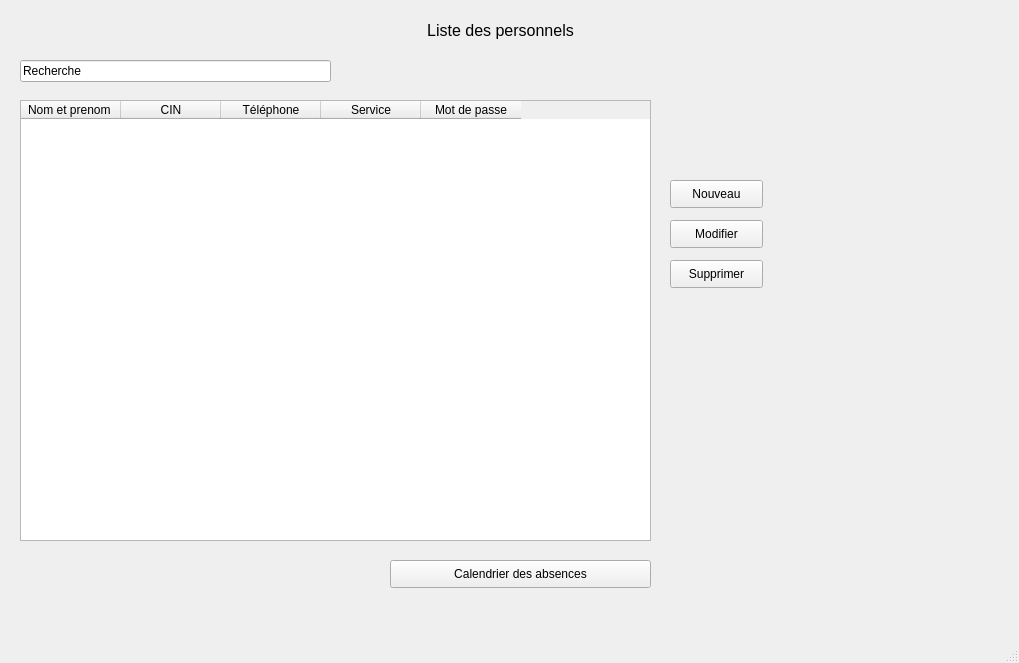
Old version of the form mainwindow.ui in the repository soumaya-nheri/Smart-Restaurant-2A27.
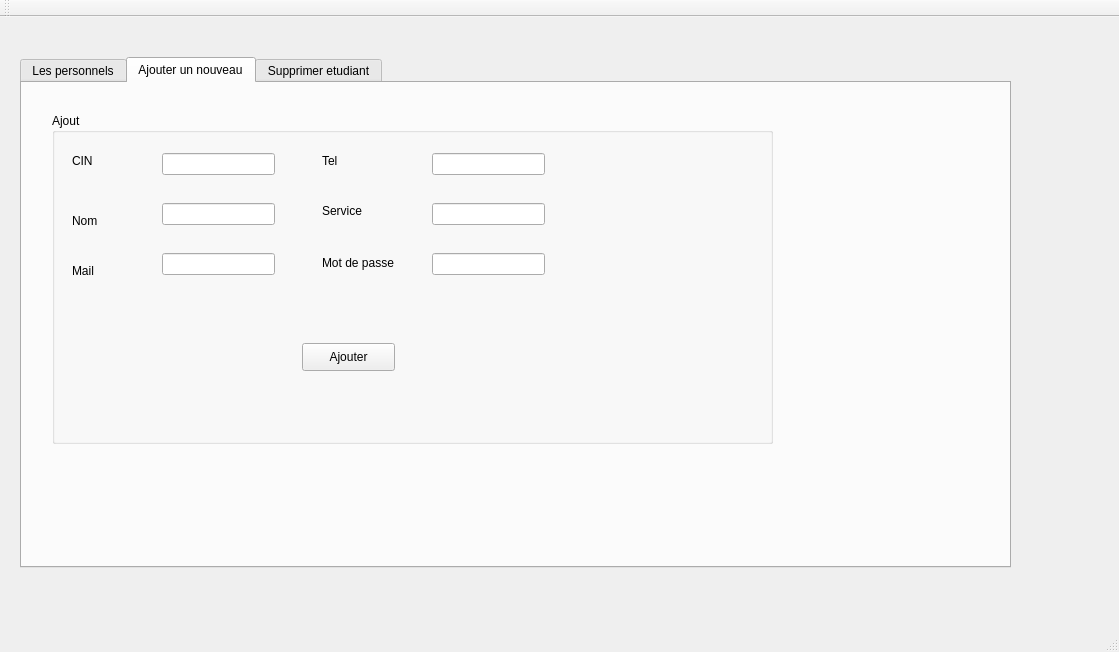
New version of the form. The open tabs and pages were chosen to show the change.

Diff of the .ui file:
```diff
--- a/mainwindow.ui
+++ b/mainwindow.ui
@@ -6,67 +6,58 @@
    <rect>
     <x>0</x>
     <y>0</y>
-    <width>1019</width>
-    <height>663</height>
+    <width>1119</width>
+    <height>652</height>
    </rect>
   </property>
   <property name="windowTitle">
    <string>MainWindow</string>
   </property>
-  <widget class="QWidget" name="centralwidget">
-   <widget class="QTableWidget" name="tableWidget">
+  <widget class="QWidget" name="centralWidget">
+   <widget class="QTabWidget" name="tabWidget">
     <property name="geometry">
      <rect>
       <x>20</x>
-      <y>100</y>
-      <width>631</width>
-      <height>441</height>
+      <y>40</y>
+      <width>991</width>
+      <height>511</height>
      </rect>
     </property>
-    <column>
-     <property name="text">
-      <string>Nom et prenom </string>
-     </property>
-    </column>
-    <column>
-     <property name="text">
-      <string>CIN</string>
-     </property>
-    </column>
-    <column>
-     <property name="text">
-      <string>Téléphone</string>
-     </property>
-    </column>
-    <column>
+    <property name="currentIndex">
+     <number>0</number>
+    </property>
+    <widget class="QWidget" name="tab">
+     <attribute name="title">
+      <string>Les personnels</string>
+     </attribute>
+     <widget class="QTableView" name="tab_etudiant">
+      <property name="geometry">
+       <rect>
+        <x>20</x>
+        <y>80</y>
+        <width>791</width>
+        <height>371</height>
+       </rect>
+      </property>
+     </widget>
+     <widget class="QLineEdit" name="lineEdit">
+      <property name="geometry">
+       <rect>
+        <x>20</x>
+        <y>40</y>
+        <width>441</width>
+        <height>22</height>
+       </rect>
+      </property>
      <property name="text">
-      <string>Service</string>
-     </property>
-    </column>
-    <column>
-     <property name="text">
-      <string>Mot de passe</string>
-     </property>
-    </column>
+       <string>Recherche</string>
+      </property>
    </widget>
    <widget class="QPushButton" name="pushButton">
     <property name="geometry">
      <rect>
-      <x>670</x>
-      <y>180</y>
-      <width>93</width>
-      <height>28</height>
-     </rect>
-    </property>
-    <property name="text">
-     <string>Nouveau</string>
-    </property>
-   </widget>
-   <widget class="QPushButton" name="pushButton_2">
-    <property name="geometry">
-     <rect>
-      <x>670</x>
-      <y>220</y>
+        <x>840</x>
+        <y>200</y>
       <width>93</width>
       <height>28</height>
      </rect>
@@ -75,10 +66,10 @@
      <string>Modifier</string>
     </property>
    </widget>
-   <widget class="QPushButton" name="pushButton_3">
+     <widget class="QPushButton" name="pushButton_2">
     <property name="geometry">
      <rect>
-      <x>670</x>
+        <x>840</x>
       <y>260</y>
       <width>93</width>
       <height>28</height>
@@ -88,50 +79,220 @@
      <string>Supprimer</string>
     </property>
    </widget>
-   <widget class="QLineEdit" name="lineEdit">
+    </widget>
+    <widget class="QWidget" name="tab_2">
+     <attribute name="title">
+      <string>Ajouter un nouveau</string>
+     </attribute>
+     <widget class="QGroupBox" name="groupBox_2">
     <property name="geometry">
      <rect>
+        <x>30</x>
+        <y>30</y>
+        <width>721</width>
+        <height>331</height>
+       </rect>
+      </property>
+      <property name="title">
+       <string>Ajout</string>
+      </property>
+      <widget class="QLabel" name="label_5">
+       <property name="geometry">
+        <rect>
       <x>20</x>
-      <y>60</y>
-      <width>311</width>
-      <height>22</height>
+         <y>40</y>
+         <width>51</width>
+         <height>16</height>
      </rect>
     </property>
     <property name="text">
-     <string>Recherche</string>
-    </property>
-   </widget>
-   <widget class="QPushButton" name="pushButton_4">
+        <string>CIN</string>
+       </property>
+      </widget>
+      <widget class="QLabel" name="label_6">
     <property name="geometry">
      <rect>
-      <x>390</x>
-      <y>560</y>
-      <width>261</width>
+         <x>20</x>
+         <y>100</y>
+         <width>55</width>
+         <height>16</height>
+        </rect>
+       </property>
+       <property name="text">
+        <string>Nom</string>
+       </property>
+      </widget>
+      <widget class="QLabel" name="label_7">
+       <property name="geometry">
+        <rect>
+         <x>20</x>
+         <y>150</y>
+         <width>55</width>
+         <height>16</height>
+        </rect>
+       </property>
+       <property name="text">
+        <string>Mail</string>
+       </property>
+      </widget>
+      <widget class="QLineEdit" name="le_id">
+       <property name="geometry">
+        <rect>
+         <x>110</x>
+         <y>40</y>
+         <width>113</width>
+         <height>22</height>
+        </rect>
+       </property>
+      </widget>
+      <widget class="QLineEdit" name="le_nom">
+       <property name="geometry">
+        <rect>
+         <x>110</x>
+         <y>90</y>
+         <width>113</width>
+         <height>22</height>
+        </rect>
+       </property>
+      </widget>
+      <widget class="QLineEdit" name="le_prenom">
+       <property name="geometry">
+        <rect>
+         <x>110</x>
+         <y>140</y>
+         <width>113</width>
+         <height>22</height>
+        </rect>
+       </property>
+      </widget>
+      <widget class="QPushButton" name="pb_ajouter">
+       <property name="geometry">
+        <rect>
+         <x>250</x>
+         <y>230</y>
+         <width>93</width>
       <height>28</height>
      </rect>
     </property>
     <property name="text">
-     <string>Calendrier des absences</string>
+        <string>Ajouter</string>
     </property>
    </widget>
    <widget class="QLabel" name="label">
     <property name="geometry">
      <rect>
-      <x>350</x>
-      <y>10</y>
-      <width>301</width>
-      <height>41</height>
+         <x>270</x>
+         <y>90</y>
+         <width>55</width>
+         <height>16</height>
      </rect>
     </property>
     <property name="text">
-     <string>&lt;html&gt;&lt;head/&gt;&lt;body&gt;&lt;p&gt;&lt;span style=&quot; font-size:12pt;&quot;&gt;Liste des personnels&lt;/span&gt;&lt;/p&gt;&lt;/body&gt;&lt;/html&gt;</string>
-    </property>
-    <property name="alignment">
-     <set>Qt::AlignCenter</set>
-    </property>
-   </widget>
-  </widget>
-  <widget class="QMenuBar" name="menubar">
+        <string>Service</string>
+       </property>
+      </widget>
+      <widget class="QLineEdit" name="le_service">
+       <property name="geometry">
+        <rect>
+         <x>380</x>
+         <y>90</y>
+         <width>113</width>
+         <height>22</height>
+        </rect>
+       </property>
+      </widget>
+      <widget class="QLabel" name="label_2">
+       <property name="geometry">
+        <rect>
+         <x>270</x>
+         <y>40</y>
+         <width>55</width>
+         <height>16</height>
+        </rect>
+       </property>
+       <property name="text">
+        <string>Tel</string>
+       </property>
+      </widget>
+      <widget class="QLineEdit" name="le_tel">
+       <property name="geometry">
+        <rect>
+         <x>380</x>
+         <y>40</y>
+         <width>113</width>
+         <height>22</height>
+        </rect>
+       </property>
+      </widget>
+      <widget class="QLineEdit" name="le_mdp">
+       <property name="geometry">
+        <rect>
+         <x>380</x>
+         <y>140</y>
+         <width>113</width>
+         <height>22</height>
+        </rect>
+       </property>
+      </widget>
+      <widget class="QLabel" name="label_3">
+       <property name="geometry">
+        <rect>
+         <x>270</x>
+         <y>140</y>
+         <width>91</width>
+         <height>20</height>
+        </rect>
+       </property>
+       <property name="text">
+        <string>Mot de passe</string>
+       </property>
+      </widget>
+     </widget>
+    </widget>
+    <widget class="QWidget" name="tab_3">
+     <attribute name="title">
+      <string>Supprimer etudiant</string>
+     </attribute>
+     <widget class="QLabel" name="label_4">
+      <property name="geometry">
+       <rect>
+        <x>20</x>
+        <y>80</y>
+        <width>81</width>
+        <height>16</height>
+       </rect>
+      </property>
+      <property name="text">
+       <string>identifiant</string>
+      </property>
+     </widget>
+     <widget class="QLineEdit" name="le_id_supp">
+      <property name="geometry">
+       <rect>
+        <x>120</x>
+        <y>80</y>
+        <width>113</width>
+        <height>22</height>
+       </rect>
+      </property>
+     </widget>
+     <widget class="QPushButton" name="pb_supprimer">
+      <property name="geometry">
+       <rect>
+        <x>230</x>
+        <y>160</y>
+        <width>93</width>
+        <height>28</height>
+       </rect>
+      </property>
+      <property name="text">
+       <string>supprimer</string>
+      </property>
+     </widget>
+    </widget>
+   </widget>
+  </widget>
+  <widget class="QMenuBar" name="menuBar">
    <property name="geometry">
     <rect>
      <x>0</x>
@@ -141,8 +302,17 @@
     </rect>
    </property>
   </widget>
-  <widget class="QStatusBar" name="statusbar"/>
- </widget>
+  <widget class="QToolBar" name="mainToolBar">
+   <attribute name="toolBarArea">
+    <enum>TopToolBarArea</enum>
+   </attribute>
+   <attribute name="toolBarBreak">
+    <bool>false</bool>
+   </attribute>
+  </widget>
+  <widget class="QStatusBar" name="statusBar"/>
+ </widget>
+ <layoutdefault spacing="6" margin="11"/>
  <resources/>
  <connections/>
 </ui>
```
Left out of the diff: 4 changed lines with no effect on the pictures. Lines whose indentation alone changed are shown as unchanged.
